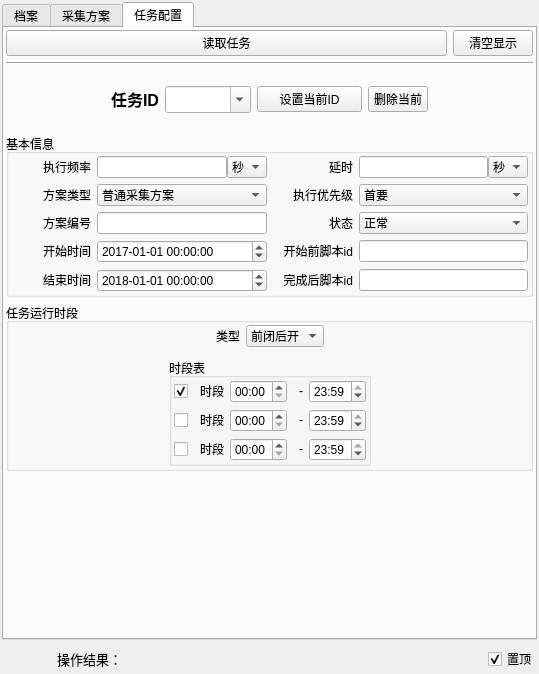
First picture: the form in UI/task_window.ui, repository KayFelicities/698trans, before the edit.
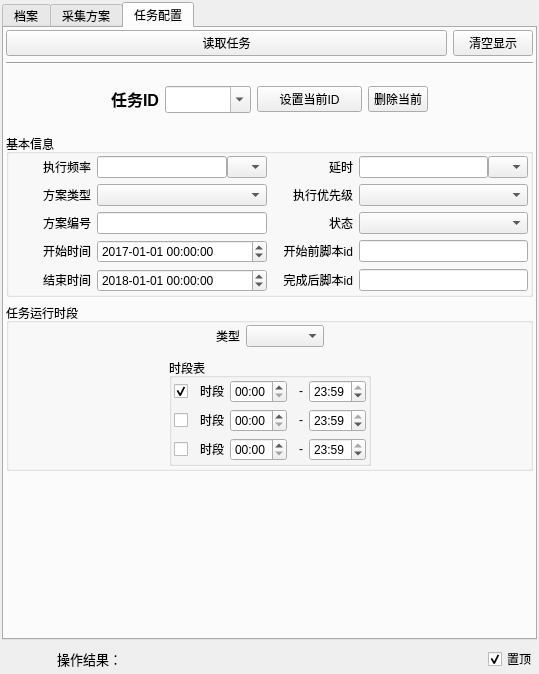
Second picture: the form after the edit. The open tabs and pages were chosen to show the change. Icons and pictures are not drawn.

Patch:
```diff
--- a/UI/task_window.ui
+++ b/UI/task_window.ui
@@ -2189,6 +2189,9 @@
              </item>
              <item>
               <widget class="QComboBox" name="task_period_mode_l">
+               <property name="currentIndex">
+                <number>-1</number>
+               </property>
                <item>
                 <property name="text">
                  <string>前闭后开</string>
@@ -2731,6 +2734,9 @@
              </item>
              <item row="2" column="3">
               <widget class="QComboBox" name="task_status_l">
+               <property name="currentIndex">
+                <number>-1</number>
+               </property>
                <item>
                 <property name="text">
                  <string>正常</string>
@@ -2812,6 +2818,9 @@
              </item>
              <item row="1" column="1">
               <widget class="QComboBox" name="task_mode_l">
+               <property name="currentIndex">
+                <number>-1</number>
+               </property>
                <item>
                 <property name="text">
                  <string>普通采集方案</string>
@@ -2922,6 +2931,9 @@
                    <height>16777215</height>
                   </size>
                  </property>
+                 <property name="currentIndex">
+                  <number>-1</number>
+                 </property>
                  <item>
                   <property name="text">
                    <string>秒</string>
@@ -3158,6 +3170,9 @@
                    <height>16777215</height>
                   </size>
                  </property>
+                 <property name="currentIndex">
+                  <number>-1</number>
+                 </property>
                  <item>
                   <property name="text">
                    <string>秒</string>
@@ -3194,6 +3209,9 @@
              </item>
              <item row="1" column="3">
               <widget class="QComboBox" name="task_priority_l">
+               <property name="currentIndex">
+                <number>-1</number>
+               </property>
                <item>
                 <property name="text">
                  <string>首要</string>
```
Left out of the diff: 12 changed lines with no effect on the pictures.
